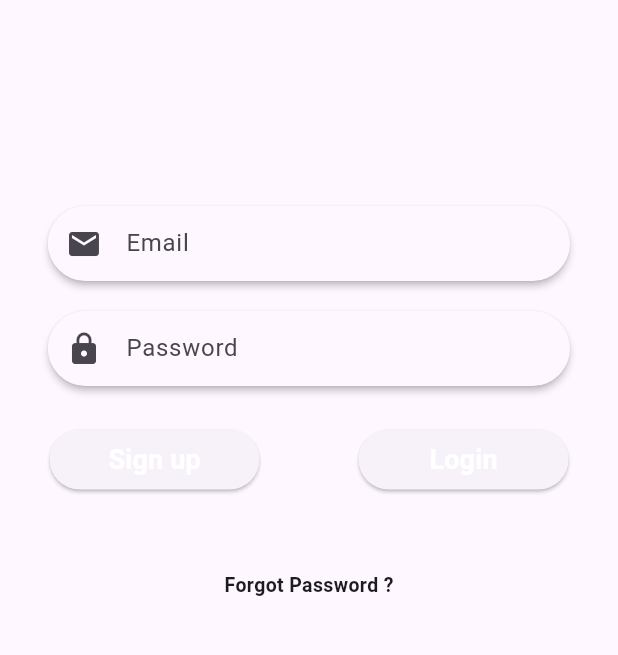
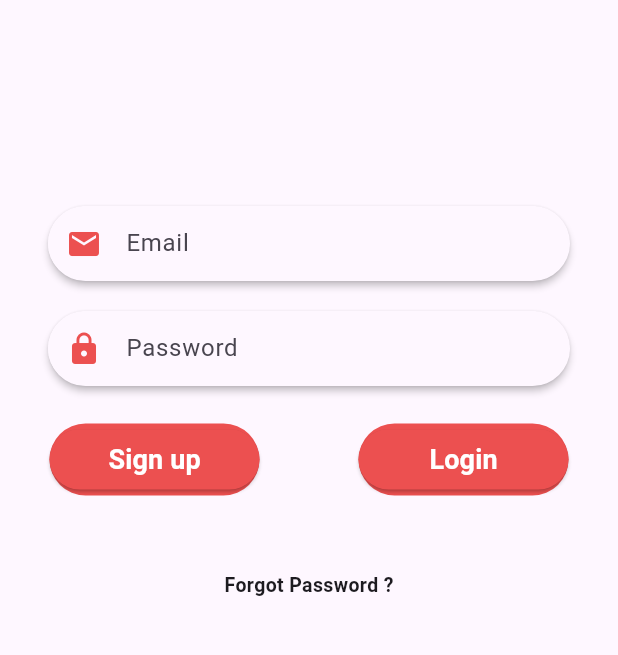
Before and after one commit to duc25012002/CampusCar, a Flutter app: the screen it shows after launch, after a tap on "Login", on a phone screen of 412 x 824 dp, the part 450-1105 px from its top. Run offline on Flutter 3.47's test engine with Material 3 defaults, Android fonts, the phone set to English and light mode, and no system bars; our stand-ins replace firebase_core, get, lottie; accounts and stored records are empty; project files that could hold a hidden picture were left out.

Commit message:
CC-04|Cập nhật thêm

```diff
--- a/lib/auth/views/login_screen.dart
+++ b/lib/auth/views/login_screen.dart
@@ -1,5 +1,5 @@
 import 'package:campus_car_joco/auth/controller/Login_Controller.dart';
-import 'package:campus_car_joco/utils.dart';
+import 'package:campus_car_joco/utils/utils.dart';
 import 'package:flutter/material.dart';
 import 'package:get/get.dart';
 
@@ -13,6 +13,7 @@ class LoginScreen extends StatefulWidget {
 class LoginScreenState extends State<LoginScreen> {
   bool isLoading = false;
   late LoginController _controller;
+
   @override
   void initState() {
     _controller = Get.find<LoginController>();
--- a/lib/auth/views/sign_up_screen.dart
+++ b/lib/auth/views/sign_up_screen.dart
@@ -44,7 +44,7 @@ class _SignUpScreenState extends State<SignUpScreen> {
                       borderRadius: const BorderRadius.all(Radius.circular(30)),
                       child: Icon(
                         Icons.email,
-                        color: ColorConst.primaryBlue,
+                        color: ColorConst.primaryColor,
                       ),
                     ),
                     border: InputBorder.none,
@@ -69,7 +69,7 @@ class _SignUpScreenState extends State<SignUpScreen> {
                       borderRadius: const BorderRadius.all(Radius.circular(30)),
                       child: Icon(
                         Icons.lock,
-                        color: ColorConst.primaryBlue,
+                        color: ColorConst.primaryColor,
                       ),
                     ),
                     border: InputBorder.none,
@@ -85,7 +85,7 @@ class _SignUpScreenState extends State<SignUpScreen> {
               child: Container(
                 decoration: BoxDecoration(
                     borderRadius: const BorderRadius.all(Radius.circular(100)),
-                    color: ColorConst.primaryBlue),
+                    color: ColorConst.primaryColor),
                 child: TextButton(
                   child: const Text(
                     "Login",
--- a/lib/main.dart
+++ b/lib/main.dart
@@ -1,6 +1,6 @@
 import 'package:campus_car_joco/auth/views/login_screen.dart';
 import 'package:campus_car_joco/di/manager_binding.dart';
-import 'package:campus_car_joco/utils.dart';
+import 'package:campus_car_joco/utils/utils.dart';
 import 'package:flutter/material.dart';
 import 'package:get/get.dart';
 
@@ -9,17 +9,11 @@ void main() async {
   //   options: DefaultFirebaseOptions.currentPlatform,
   // );
   // WidgetsFlutterBinding.ensureInitialized();
-  runApp(const MyApp());
+  ManagerBindings().dependencies();
+  runApp(GetMaterialApp(
+    title: 'Campus Car',
+    debugShowCheckedModeBanner: false,
+    theme: ThemeData.light().copyWith(primaryColor: ColorConst.primaryColor),
+    home: const LoginScreen(),
+  ));
 }
-
-class MyApp extends StatelessWidget {
-  const MyApp({super.key});
-  @override
-  Widget build(BuildContext context) {
-    return const GetMaterialApp(
-      title: 'Campus Car',
-      debugShowCheckedModeBanner: false,
-      home: LoginScreen(),
-    );
-  }
-}
```
